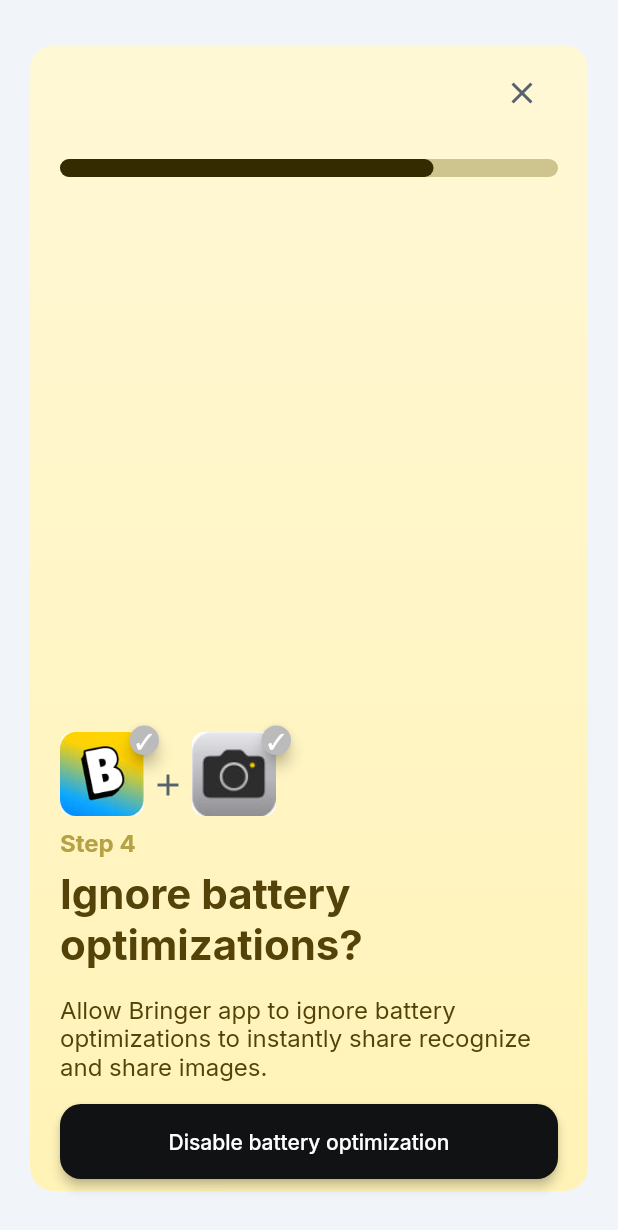
After one commit to Photo-Owl/bringer-cam-dev, a Flutter app: the BatteryOptimizationWidget screen opened by its route, on a phone screen of 412 x 824 dp. The commit adds this screen. Shown: the top 1230 px of the screen. Run offline on Flutter 3.47's test engine with Material 3 defaults, Android fonts, the phone set to English and light mode, and no system bars; drawn by our look-alikes of auto_size_text, badges, percent_indicator; our stand-ins replace cached_network_image, camera, carousel_slider, cloud_firestore, equatable, file_picker and 29 more; missing offline and left inert: android_download_manager, file_saver, json_path, media_scanner, media_store_plus, mime_type and 1 more; accounts and stored records are empty; statements that could not run were skipped.

Commit message:
Add battery optimization screen as well

```diff
--- a/lib/flutter_flow/nav/nav.dart
+++ b/lib/flutter_flow/nav/nav.dart
@@ -1,6 +1,7 @@
 import 'dart:async';
 
 import 'package:bringer_cam_dev/user_pages/alldone/alldone_widget.dart';
+import 'package:bringer_cam_dev/user_pages/battery_optimization/battery_optimization_widget.dart';
 import 'package:bringer_cam_dev/user_pages/connect_gallery/connect_gallery_widget.dart';
 import 'package:bringer_cam_dev/user_pages/displayover/displayover_widget.dart';
 import 'package:bringer_cam_dev/user_pages/usageaccess/usageaccess_widget.dart';
@@ -322,6 +323,11 @@ GoRouter createRouter(AppStateNotifier appStateNotifier) => GoRouter(
           builder: (context, params) => const UsageaccessWidget(),
         ),
         FFRoute(
+          name: 'batteryOptimization',
+          path: '/batteryOptimization',
+          builder: (context, params) => const BatteryOptimizationWidget(),
+        ),
+        FFRoute(
           name: 'alldone',
           path: '/alldone',
           builder: (context, params) => const AlldoneWidget(),
--- /dev/null
+++ b/lib/user_pages/battery_optimization/battery_optimization_model.dart
@@ -0,0 +1,21 @@
+import '/flutter_flow/flutter_flow_theme.dart';
+import '/flutter_flow/flutter_flow_util.dart';
+import '/flutter_flow/flutter_flow_widgets.dart';
+import 'battery_optimization_widget.dart' show BatteryOptimizationWidget;
+import 'package:flutter/material.dart';
+import 'package:google_fonts/google_fonts.dart';
+import 'package:provider/provider.dart';
+
+class BatteryOptimizationModel extends FlutterFlowModel<BatteryOptimizationWidget> {
+  ///  State fields for stateful widgets in this page.
+
+  final unfocusNode = FocusNode();
+
+  @override
+  void initState(BuildContext context) {}
+
+  @override
+  void dispose() {
+    unfocusNode.dispose();
+  }
+}
--- /dev/null
+++ b/lib/user_pages/battery_optimization/battery_optimization_widget.dart
@@ -0,0 +1,323 @@
+import 'package:badges/badges.dart' as badges;
+import 'package:flutter/material.dart';
+import 'package:flutter/services.dart';
+import 'package:percent_indicator/percent_indicator.dart';
+
+import '/flutter_flow/flutter_flow_theme.dart';
+import '/flutter_flow/flutter_flow_util.dart';
+import '/flutter_flow/flutter_flow_widgets.dart';
+import 'battery_optimization_model.dart';
+
+class BatteryOptimizationWidget extends StatefulWidget {
+  const BatteryOptimizationWidget({super.key});
+
+  @override
+  State<BatteryOptimizationWidget> createState() => _BatteryOptimizationWidgetState();
+}
+
+class _BatteryOptimizationWidgetState extends State<BatteryOptimizationWidget> {
+  late BatteryOptimizationModel _model;
+
+  final scaffoldKey = GlobalKey<ScaffoldState>();
+
+  @override
+  void initState() {
+    super.initState();
+    _model = createModel(context, () => BatteryOptimizationModel());
+
+    logFirebaseEvent('screen_view', parameters: {'screen_name': 'alldone'});
+    WidgetsBinding.instance.addPostFrameCallback((_) => setState(() {}));
+  }
+
+  @override
+  void dispose() {
+    _model.dispose();
+
+    super.dispose();
+  }
+
+  @override
+  Widget build(BuildContext context) {
+    return Title(
+        title: 'alldone',
+        color: FlutterFlowTheme.of(context).primary.withAlpha(0XFF),
+        child: GestureDetector(
+          onTap: () => _model.unfocusNode.canRequestFocus
+              ? FocusScope.of(context).requestFocus(_model.unfocusNode)
+              : FocusScope.of(context).unfocus(),
+          child: Scaffold(
+            key: scaffoldKey,
+            backgroundColor: FlutterFlowTheme.of(context).primaryBackground,
+            body: SafeArea(
+              child: Padding(
+                padding: EdgeInsetsDirectional.fromSTEB(20.0, 30.0, 20.0, 30.0),
+                child: Container(
+                  width: double.infinity,
+                  height: double.infinity,
+                  decoration: BoxDecoration(
+                    gradient: LinearGradient(
+                      colors: [Color(0xFFFFF8D6), Color(0xFFFFF3B7)],
+                      stops: [0.0, 1.0],
+                      begin: AlignmentDirectional(0.0, -1.0),
+                      end: AlignmentDirectional(0, 1.0),
+                    ),
+                    borderRadius: BorderRadius.circular(16.0),
+                  ),
+                  child: Padding(
+                    padding:
+                        EdgeInsetsDirectional.fromSTEB(20.0, 8.0, 20.0, 8.0),
+                    child: Column(
+                      mainAxisSize: MainAxisSize.max,
+                      mainAxisAlignment: MainAxisAlignment.start,
+                      children: [
+                        Align(
+                          alignment: AlignmentDirectional(1.0, -1.0),
+                          child: IconButton(
+                            icon: Icon(
+                              Icons.close,
+                              color: FlutterFlowTheme.of(context).secondaryText,
+                              size: 24.0,
+                            ),
+                            onPressed: () => context.goNamed('HomeCopyCopy'),
+                          ),
+                        ),
+                        Padding(
+                          padding: EdgeInsetsDirectional.fromSTEB(
+                              0.0, 20.0, 0.0, 20.0),
+                          child: LinearPercentIndicator(
+                            percent: 0.75,
+                            lineHeight: 12.0,
+                            animation: false,
+                            animateFromLastPercent: false,
+                            progressColor: Color(0xFF342C00),
+                            backgroundColor: Color(0xFFCEC48D),
+                            barRadius: Radius.circular(10.0),
+                            padding: EdgeInsets.zero,
+                          ),
+                        ),
+                        Spacer(flex: 3),
+                        Row(
+                          mainAxisSize: MainAxisSize.max,
+                          children: [
+                            badges.Badge(
+                              badgeContent: Text(
+                                '✓',
+                                style: FlutterFlowTheme.of(context)
+                                    .titleSmall
+                                    .override(
+                                      fontFamily: 'Inter',
+                                      color: Colors.white,
+                                      letterSpacing: 0.0,
+                                    ),
+                              ),
+                              showBadge: true,
+                              shape: badges.BadgeShape.circle,
+                              badgeColor: Color(0xFFBBBBBB),
+                              elevation: 4.0,
+                              padding: EdgeInsets.all(4.0),
+                              position: badges.BadgePosition.topEnd(),
+                              animationType: badges.BadgeAnimationType.scale,
+                              toAnimate: true,
+                              child: ClipRRect(
+                                borderRadius: BorderRadius.circular(8.0),
+                                child: Image.asset(
+                                  'assets/images/logo.png',
+                                  width: 56.0,
+                                  height: 56.0,
+                                  fit: BoxFit.cover,
+                                ),
+                              ),
+                            ),
+                            Padding(
+                              padding: EdgeInsetsDirectional.fromSTEB(
+                                  4.0, 15.0, 4.0, 0.0),
+                              child: Icon(
+                                Icons.add,
+                                color:
+                                    FlutterFlowTheme.of(context).secondaryText,
+                                size: 24.0,
+                              ),
+                            ),
+                            badges.Badge(
+                              badgeContent: Text(
+                                '✓',
+                                style: FlutterFlowTheme.of(context)
+                                    .titleSmall
+                                    .override(
+                                      fontFamily: 'Inter',
+                                      color: Colors.white,
+                                      letterSpacing: 0.0,
+                                    ),
+                              ),
+                              showBadge: true,
+                              shape: badges.BadgeShape.circle,
+                              badgeColor: Color(0xFFBBBBBB),
+                              elevation: 4.0,
+                              padding: EdgeInsets.all(4.0),
+                              position: badges.BadgePosition.topEnd(),
+                              animationType: badges.BadgeAnimationType.scale,
+                              toAnimate: true,
+                              child: ClipRRect(
+                                borderRadius: BorderRadius.circular(8.0),
+                                child: Image.asset(
+                                  'assets/images/cam.png',
+                                  width: 56.0,
+                                  height: 56.0,
+                                  fit: BoxFit.cover,
+                                ),
+                              ),
+                            ),
+                          ],
+                        ),
+                        Align(
+                          alignment: AlignmentDirectional(-1.0, 0.0),
+                          child: Padding(
+                            padding: EdgeInsetsDirectional.fromSTEB(
+                                0.0, 8.0, 0.0, 0.0),
+                            child: Text(
+                              'Step 4',
+                              textAlign: TextAlign.start,
+                              style: FlutterFlowTheme.of(context)
+                                  .bodyMedium
+                                  .override(
+                                    fontFamily: 'Inter',
+                                    color: Color(0xFFB4A245),
+                                    fontSize: 16.0,
+                                    letterSpacing: 0.0,
+                                    fontWeight: FontWeight.bold,
+                                  ),
+                            ),
+                          ),
+                        ),
+                        Align(
+                          alignment: AlignmentDirectional(-1.0, 0.0),
+                          child: Padding(
+                            padding: EdgeInsetsDirectional.fromSTEB(
+                                0.0, 8.0, 0.0, 16.0),
+                            child: Text(
+                              'Ignore battery optimizations?',
+                              textAlign: TextAlign.start,
+                              style: FlutterFlowTheme.of(context)
+                                  .bodyMedium
+                                  .override(
+                                    fontFamily: 'Inter',
+                                    color: Color(0xFF534308),
+                                    fontSize: 28.0,
+                                    letterSpacing: 0.0,
+                                    fontWeight: FontWeight.bold,
+                                  ),
+                            ),
+                          ),
+                        ),
+                        Align(
+                          alignment: AlignmentDirectional(-1.0, 0.0),
+                          child: Padding(
+                            padding: EdgeInsetsDirectional.fromSTEB(
+                                0.0, 0.0, 0.0, 16.0),
+                            child: Text(
+                              'Allow Bringer app to ignore battery optimizations to instantly share recognize and share images.',
+                              textAlign: TextAlign.start,
+                              style: FlutterFlowTheme.of(context)
+                                  .bodyMedium
+                                  .override(
+                                    fontFamily: 'Inter',
+                                    color: Color(0xFF534308),
+                                    fontSize: 16.0,
+                                    letterSpacing: 0.0,
+                                    fontWeight: FontWeight.normal,
+                                  ),
+                            ),
+                          ),
+                        ),
+                        Center(
+                          child: FFButtonWidget(
+                            onPressed: () async {
+                              const platform = MethodChannel(
+                                  'com.smoose.photoowldev/autoUpload');
+                              final permsGiven =
+                                  await platform.invokeMethod<bool>(
+                                          'requestIgnoreBatteryOptimization',
+                                          null) ??
+                                      false;
+                              if (!context.mounted) return;
+                              if (permsGiven) {
+                                context.pushNamed('alldone');
+                              } else {
+                                ScaffoldMessenger.of(context).showSnackBar(
+                                  const SnackBar(
+                                    content: Text(
+                                        'Battery optimizations not disabled.'),
+                                  ),
+                                );
+                              }
+                            },
+                            text: 'Disable battery optimization',
+                            options: FFButtonOptions(
+                              width: double.infinity,
+                              height: 50.0,
+                              padding: EdgeInsetsDirectional.fromSTEB(
+                                  24.0, 16.0, 24.0, 16.0),
+                              iconPadding: EdgeInsetsDirectional.fromSTEB(
+                                  0.0, 0.0, 0.0, 0.0),
+                              color: FlutterFlowTheme.of(context).primaryText,
+                              textStyle: FlutterFlowTheme.of(context)
+                                  .titleSmall
+                                  .override(
+                                    fontFamily: 'Inter',
+                                    color: Colors.white,
+                                    letterSpacing: 0.0,
+                                  ),
+                              elevation: 3.0,
+                              borderSide: BorderSide(
+                                color: Colors.transparent,
+                                width: 1.0,
+                              ),
+                              borderRadius: BorderRadius.circular(14.0),
+                            ),
+                          ),
+                        ),
+                        // Padding(
+                        //   padding: EdgeInsetsDirectional.fromSTEB(
+                        //       0.0, 16.0, 0.0, 16.0),
+                        //   child: FFButtonWidget(
+                        //     onPressed: () async {
+                        //       const platform = MethodChannel('com.smoose.photoowldev/autoUpload');
+                        //       await platform.invokeMethod('openCamera', null);
+                        //       if (!context.mounted) return;
+                        //       context.goNamed('HomeCopyCopy');
+                        //     },
+                        //     text: 'Go to camera',
+                        //     options: FFButtonOptions(
+                        //       width: double.infinity,
+                        //       height: 50.0,
+                        //       padding: EdgeInsetsDirectional.fromSTEB(
+                        //           24.0, 16.0, 24.0, 16.0),
+                        //       iconPadding: EdgeInsetsDirectional.fromSTEB(
+                        //           0.0, 0.0, 0.0, 0.0),
+                        //       color: FlutterFlowTheme.of(context).primaryText,
+                        //       textStyle: FlutterFlowTheme.of(context)
+                        //           .titleSmall
+                        //           .override(
+                        //         fontFamily: 'Inter',
+                        //         color: Colors.white,
+                        //         letterSpacing: 0.0,
+                        //       ),
+                        //       elevation: 3.0,
+                        //       borderSide: BorderSide(
+                        //         color: Colors.transparent,
+                        //         width: 1.0,
+                        //       ),
+                        //       borderRadius: BorderRadius.circular(14.0),
+                        //     ),
+                        //   ),
+                        // ),
+                      ],
+                    ),
+                  ),
+                ),
+              ),
+            ),
+          ),
+        ));
+  }
+}
--- a/lib/user_pages/displayover/displayover_widget.dart
+++ b/lib/user_pages/displayover/displayover_widget.dart
@@ -87,7 +87,7 @@ class _DisplayoverWidgetState extends State<DisplayoverWidget> {
                           padding: EdgeInsetsDirectional.fromSTEB(
                               0.0, 20.0, 0.0, 20.0),
                           child: LinearPercentIndicator(
-                            percent: 0.33,
+                            percent: 0.25,
                             lineHeight: 12.0,
                             animation: true,
                             animateFromLastPercent: true,
--- a/lib/user_pages/usageaccess/usageaccess_widget.dart
+++ b/lib/user_pages/usageaccess/usageaccess_widget.dart
@@ -87,7 +87,7 @@ class _UsageaccessWidgetState extends State<UsageaccessWidget> {
                           padding: EdgeInsetsDirectional.fromSTEB(
                               0.0, 20.0, 0.0, 20.0),
                           child: LinearPercentIndicator(
-                            percent: 0.66,
+                            percent: 0.5,
                             lineHeight: 12.0,
                             animation: false,
                             animateFromLastPercent: false,
@@ -314,7 +314,7 @@ class _UsageaccessWidgetState extends State<UsageaccessWidget> {
                                       false;
                               if (!context.mounted) return;
                               if (permsGiven) {
-                                context.pushNamed('alldone');
+                                context.pushNamed('batteryOptimization');
                               } else {
                                 ScaffoldMessenger.of(context).showSnackBar(
                                   const SnackBar(
```
Also changed, not shown: 3 other files.
